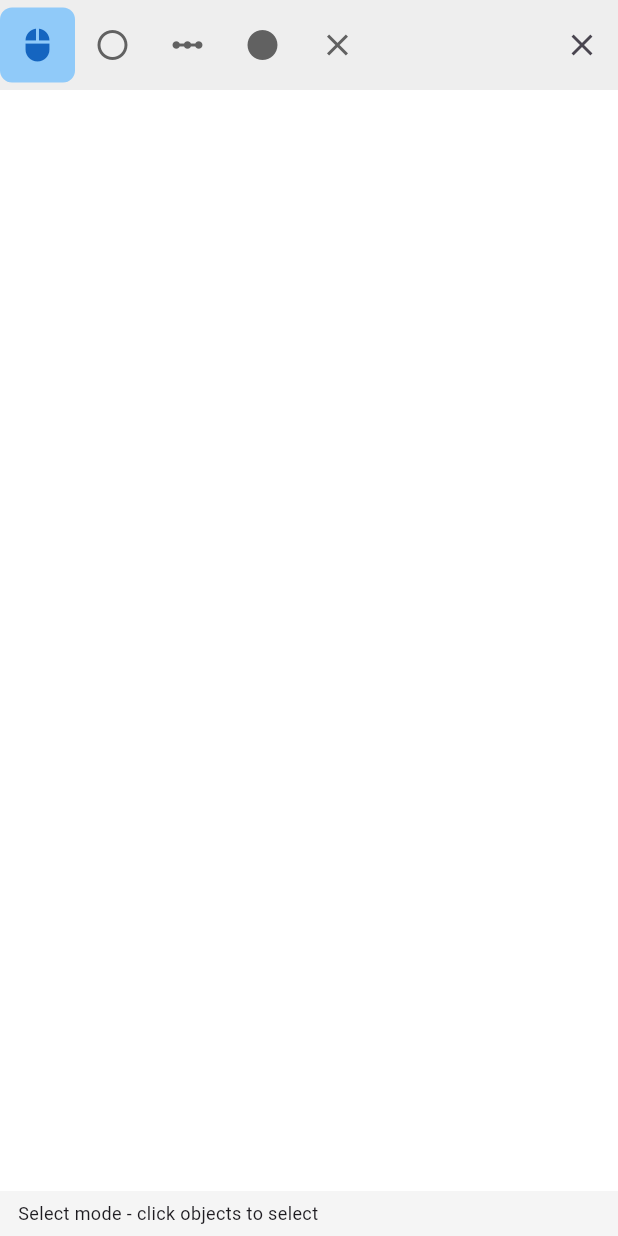
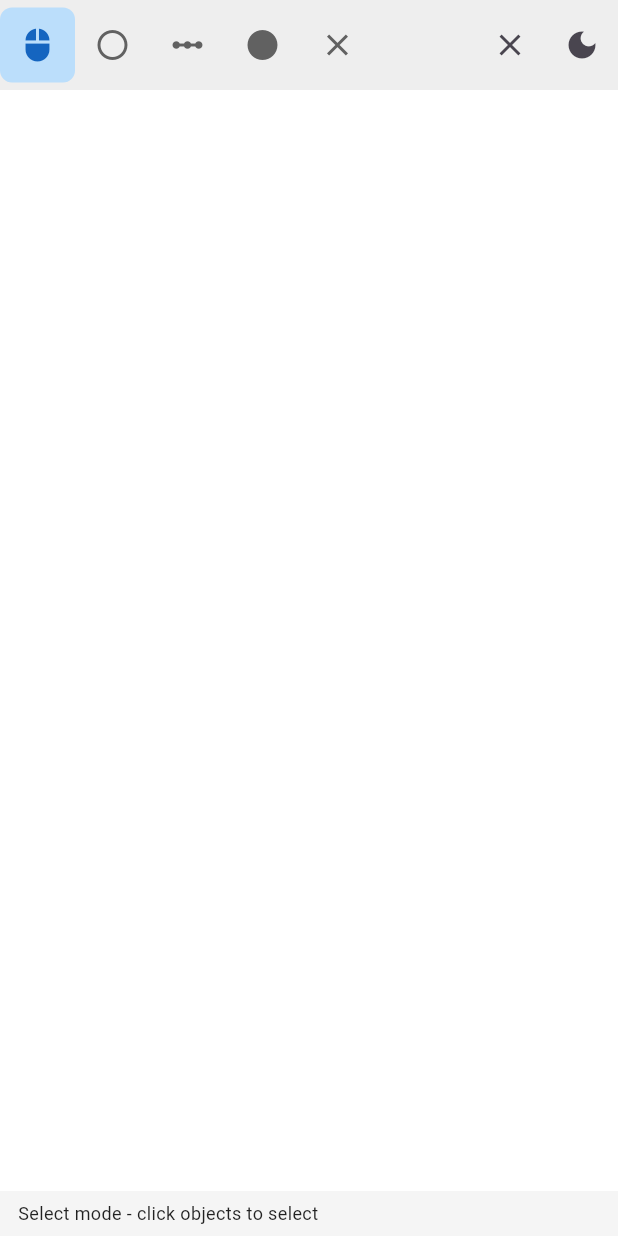
Before and after one commit to steveSuave/fgex, a Flutter app: the screen it shows after launch, on a phone screen of 412 x 824 dp. Run offline on Flutter 3.47's test engine with Material 3 defaults, Android fonts, the light colour scheme and no system bars.

Commit message:
Dark theme

```diff
--- a/lib/main.dart
+++ b/lib/main.dart
@@ -1,6 +1,8 @@
 // lib/main.dart
 import 'package:flutter/material.dart';
+import 'package:provider/provider.dart';
 import 'widgets/geometry_canvas.dart';
+import 'providers/theme_provider.dart';
 
 void main() {
   runApp(const GeometryExpertApp());
@@ -11,14 +13,18 @@ class GeometryExpertApp extends StatelessWidget {
 
   @override
   Widget build(BuildContext context) {
-    return MaterialApp(
-      title: 'Flutter Geometry Expert',
-      theme: ThemeData(
-        primarySwatch: Colors.blue,
-        visualDensity: VisualDensity.adaptivePlatformDensity,
+    return ChangeNotifierProvider(
+      create: (context) => ThemeProvider(),
+      child: Consumer<ThemeProvider>(
+        builder: (context, themeProvider, child) {
+          return MaterialApp(
+            title: 'Flutter Geometry Expert',
+            theme: themeProvider.currentTheme,
+            home: const GeometryExpertHome(),
+            debugShowCheckedModeBanner: false,
+          );
+        },
       ),
-      home: const GeometryExpertHome(),
-      debugShowCheckedModeBanner: false,
     );
   }
 }
--- /dev/null
+++ b/lib/providers/theme_provider.dart
@@ -0,0 +1,112 @@
+import 'package:flutter/material.dart';
+
+class AppColors {
+  // Light theme colors
+  static const Color lightCanvasBackground = Colors.white;
+  static const Color lightToolbarBackground = Color(0xFFEEEEEE);
+  static const Color lightStatusBarBackground = Color(0xFFF5F5F5);
+  static const Color lightToolButtonActive = Color(0xFFBBDEFB);
+  static const Color lightToolButtonActiveIcon = Color(0xFF1565C0);
+  static const Color lightToolButtonInactiveIcon = Color(0xFF616161);
+  static const Color lightText = Colors.black87;
+
+  // Light geometry colors
+  static const Color lightGeometryLine = Color(0xFF212121);
+  static const Color lightGeometrySelectedLine = Color(0xFFD32F2F);
+  static const Color lightGeometryPoint = Color(0xFF1976D2);
+  static const Color lightGeometrySelectedPoint = Color(0xFFD32F2F);
+  static const Color lightGeometryHoveredPoint = Color(0xFFFF9800);
+  static const Color lightGeometryText = Color(0xFF212121);
+
+  // Dark theme colors
+  static const Color darkCanvasBackground = Color(0xFF424242);
+  static const Color darkToolbarBackground = Color(0xFF303030);
+  static const Color darkStatusBarBackground = Color(0xFF212121);
+  static const Color darkToolButtonActive = Color(0xFF1976D2);
+  static const Color darkToolButtonActiveIcon = Color(0xFFBBDEFB);
+  static const Color darkToolButtonInactiveIcon = Color(0xFFBDBDBD);
+  static const Color darkText = Colors.white70;
+
+  // Dark geometry colors
+  static const Color darkGeometryLine = Color(0xFFE0E0E0);
+  static const Color darkGeometrySelectedLine = Color(0xFFEF5350);
+  static const Color darkGeometryPoint = Color(0xFF42A5F5);
+  static const Color darkGeometrySelectedPoint = Color(0xFFEF5350);
+  static const Color darkGeometryHoveredPoint = Color(0xFFFFB74D);
+  static const Color darkGeometryText = Color(0xFFE0E0E0);
+}
+
+class ThemeProvider extends ChangeNotifier {
+  bool _isDarkMode = false;
+
+  bool get isDarkMode => _isDarkMode;
+
+  // Color getters for current theme
+  Color get canvasBackground => _isDarkMode
+      ? AppColors.darkCanvasBackground
+      : AppColors.lightCanvasBackground;
+  Color get toolbarBackground => _isDarkMode
+      ? AppColors.darkToolbarBackground
+      : AppColors.lightToolbarBackground;
+  Color get statusBarBackground => _isDarkMode
+      ? AppColors.darkStatusBarBackground
+      : AppColors.lightStatusBarBackground;
+  Color get toolButtonActive => _isDarkMode
+      ? AppColors.darkToolButtonActive
+      : AppColors.lightToolButtonActive;
+  Color get toolButtonActiveIcon => _isDarkMode
+      ? AppColors.darkToolButtonActiveIcon
+      : AppColors.lightToolButtonActiveIcon;
+  Color get toolButtonInactiveIcon => _isDarkMode
+      ? AppColors.darkToolButtonInactiveIcon
+      : AppColors.lightToolButtonInactiveIcon;
+  Color get textColor => _isDarkMode ? AppColors.darkText : AppColors.lightText;
+
+  // Geometry color getters
+  Color get geometryLineColor =>
+      _isDarkMode ? AppColors.darkGeometryLine : AppColors.lightGeometryLine;
+  Color get geometrySelectedLineColor => _isDarkMode
+      ? AppColors.darkGeometrySelectedLine
+      : AppColors.lightGeometrySelectedLine;
+  Color get geometryPointColor =>
+      _isDarkMode ? AppColors.darkGeometryPoint : AppColors.lightGeometryPoint;
+  Color get geometrySelectedPointColor => _isDarkMode
+      ? AppColors.darkGeometrySelectedPoint
+      : AppColors.lightGeometrySelectedPoint;
+  Color get geometryHoveredPointColor => _isDarkMode
+      ? AppColors.darkGeometryHoveredPoint
+      : AppColors.lightGeometryHoveredPoint;
+  Color get geometryTextColor =>
+      _isDarkMode ? AppColors.darkGeometryText : AppColors.lightGeometryText;
+
+  ThemeData get lightTheme => ThemeData(
+    primarySwatch: Colors.blue,
+    visualDensity: VisualDensity.adaptivePlatformDensity,
+    brightness: Brightness.light,
+    scaffoldBackgroundColor: AppColors.lightCanvasBackground,
+    appBarTheme: const AppBarTheme(
+      backgroundColor: AppColors.lightCanvasBackground,
+      foregroundColor: AppColors.lightText,
+      elevation: 1,
+    ),
+  );
+
+  ThemeData get darkTheme => ThemeData(
+    primarySwatch: Colors.blue,
+    visualDensity: VisualDensity.adaptivePlatformDensity,
+    brightness: Brightness.dark,
+    scaffoldBackgroundColor: AppColors.darkCanvasBackground,
+    appBarTheme: const AppBarTheme(
+      backgroundColor: AppColors.darkCanvasBackground,
+      foregroundColor: AppColors.darkText,
+      elevation: 1,
+    ),
+  );
+
+  ThemeData get currentTheme => _isDarkMode ? darkTheme : lightTheme;
+
+  void toggleTheme() {
+    _isDarkMode = !_isDarkMode;
+    notifyListeners();
+  }
+}
--- a/lib/services/name_generator.dart
+++ b/lib/services/name_generator.dart
@@ -1,8 +1,7 @@
 // lib/services/name_generator.dart
 /// Generates unique names for geometric objects
 class NameGenerator {
-
-    // Private static instance
+  // Private static instance
   static final NameGenerator _instance = NameGenerator._();
 
   // Private constructor
--- a/lib/widgets/geometry_canvas.dart
+++ b/lib/widgets/geometry_canvas.dart
@@ -1,9 +1,11 @@
 import 'package:flutter/material.dart';
 import 'package:flutter_geometry_expert/widgets/geometry_painter.dart';
+import 'package:provider/provider.dart';
 import '../models/models.dart';
 import '../services/geometry_engine.dart';
 import '../constants/geometry_constants.dart';
 import '../exceptions/geometry_exceptions.dart';
+import '../providers/theme_provider.dart';
 
 enum ConstructionMode { select, point, line, circle, intersection }
 
@@ -31,10 +33,12 @@ class _GeometryCanvasState extends State<GeometryCanvas> {
       children: [
         _buildToolbar(),
         Expanded(
-          child: Container(
+          child: Consumer<ThemeProvider>(
+            builder: (context, themeProvider, child) {
+              return Container(
                 width: double.infinity,
                 height: double.infinity,
-            color: Colors.white,
+                color: themeProvider.canvasBackground,
                 child: GestureDetector(
                   onTapDown: _handleTapDown,
                   onPanUpdate: _handlePanUpdate,
@@ -44,10 +48,21 @@ class _GeometryCanvasState extends State<GeometryCanvas> {
                       selectedPoints: selectedPoints,
                       selectedObjects: selectedObjects,
                       hoveredPoint: hoveredPoint,
+                      lineColor: themeProvider.geometryLineColor,
+                      selectedLineColor:
+                          themeProvider.geometrySelectedLineColor,
+                      pointColor: themeProvider.geometryPointColor,
+                      selectedPointColor:
+                          themeProvider.geometrySelectedPointColor,
+                      hoveredPointColor:
+                          themeProvider.geometryHoveredPointColor,
+                      textColor: themeProvider.geometryTextColor,
                     ),
                     size: Size.infinite,
                   ),
                 ),
+              );
+            },
           ),
         ),
         _buildStatusBar(),
@@ -56,16 +71,26 @@ class _GeometryCanvasState extends State<GeometryCanvas> {
   }
 
   Widget _buildToolbar() {
+    return Consumer<ThemeProvider>(
+      builder: (context, themeProvider, child) {
         return Container(
           height: GeometryConstants.toolbarHeight,
-      color: Colors.grey[200],
+          color: themeProvider.toolbarBackground,
           child: Row(
             children: [
               _toolButton(Icons.mouse, ConstructionMode.select, 'Select'),
-          _toolButton(Icons.circle_outlined, ConstructionMode.point, 'Point'),
+              _toolButton(
+                Icons.circle_outlined,
+                ConstructionMode.point,
+                'Point',
+              ),
               _buildLineToolButton(),
               _toolButton(Icons.circle, ConstructionMode.circle, 'Circle'),
-          _toolButton(Icons.close, ConstructionMode.intersection, 'Intersect'),
+              _toolButton(
+                Icons.close,
+                ConstructionMode.intersection,
+                'Intersect',
+              ),
               Spacer(),
               IconButton(
                 icon: Icon(Icons.clear),
@@ -78,8 +103,27 @@ class _GeometryCanvasState extends State<GeometryCanvas> {
                   });
                 },
               ),
+              Consumer<ThemeProvider>(
+                builder: (context, themeProvider, child) {
+                  return IconButton(
+                    icon: Icon(
+                      themeProvider.isDarkMode
+                          ? Icons.light_mode
+                          : Icons.dark_mode,
+                    ),
+                    onPressed: () {
+                      themeProvider.toggleTheme();
+                    },
+                    tooltip: themeProvider.isDarkMode
+                        ? 'Switch to Light Mode'
+                        : 'Switch to Dark Mode',
+                  );
+                },
+              ),
             ],
           ),
+        );
+      },
     );
   }
 
@@ -99,12 +143,16 @@ class _GeometryCanvasState extends State<GeometryCanvas> {
           width: GeometryConstants.toolButtonSize,
           height: GeometryConstants.toolButtonSize,
           decoration: BoxDecoration(
-            color: mode == toolMode ? Colors.blue[200] : Colors.transparent,
+            color: mode == toolMode
+                ? Provider.of<ThemeProvider>(context).toolButtonActive
+                : Colors.transparent,
             borderRadius: BorderRadius.circular(8),
           ),
           child: Icon(
             icon,
-            color: mode == toolMode ? Colors.blue[800] : Colors.grey[700],
+            color: mode == toolMode
+                ? Provider.of<ThemeProvider>(context).toolButtonActiveIcon
+                : Provider.of<ThemeProvider>(context).toolButtonInactiveIcon,
           ),
         ),
       ),
@@ -135,21 +183,25 @@ class _GeometryCanvasState extends State<GeometryCanvas> {
           child: Text('Segment'),
         ),
       ],
-      child: Container(
+      child: Consumer<ThemeProvider>(
+        builder: (context, themeProvider, child) {
+          return Container(
             width: GeometryConstants.toolButtonSize,
             height: GeometryConstants.toolButtonSize,
             decoration: BoxDecoration(
               color: mode == ConstructionMode.line
-              ? Colors.blue[200]
+                  ? themeProvider.toolButtonActive
                   : Colors.transparent,
               borderRadius: BorderRadius.circular(8),
             ),
             child: Icon(
               Icons.linear_scale,
               color: mode == ConstructionMode.line
-              ? Colors.blue[800]
-              : Colors.grey[700],
+                  ? themeProvider.toolButtonActiveIcon
+                  : themeProvider.toolButtonInactiveIcon,
             ),
+          );
+        },
       ),
     );
   }
@@ -187,19 +239,26 @@ class _GeometryCanvasState extends State<GeometryCanvas> {
         break;
     }
 
+    return Consumer<ThemeProvider>(
+      builder: (context, themeProvider, child) {
         return Container(
           height: GeometryConstants.statusBarHeight,
-      color: Colors.grey[100],
+          color: themeProvider.statusBarBackground,
           child: Padding(
             padding: EdgeInsets.symmetric(horizontal: 12),
             child: Align(
               alignment: Alignment.centerLeft,
               child: Text(
                 status,
-            style: TextStyle(fontSize: GeometryConstants.statusFontSize),
+                style: TextStyle(
+                  fontSize: GeometryConstants.statusFontSize,
+                  color: themeProvider.textColor,
                 ),
               ),
             ),
+          ),
+        );
+      },
     );
   }
 
--- a/lib/widgets/geometry_painter.dart
+++ b/lib/widgets/geometry_painter.dart
@@ -9,11 +9,23 @@ class GeometryPainter extends CustomPainter {
   final List<GPoint> selectedPoints;
   final List<GeometricObject> selectedObjects;
   final GPoint? hoveredPoint;
+  final Color lineColor;
+  final Color selectedLineColor;
+  final Color pointColor;
+  final Color selectedPointColor;
+  final Color hoveredPointColor;
+  final Color textColor;
 
   GeometryPainter({
     required this.engine,
     required this.selectedPoints,
     required this.selectedObjects,
+    required this.lineColor,
+    required this.selectedLineColor,
+    required this.pointColor,
+    required this.selectedPointColor,
+    required this.hoveredPointColor,
+    required this.textColor,
     this.hoveredPoint,
   });
 
@@ -21,12 +33,12 @@ class GeometryPainter extends CustomPainter {
   void paint(Canvas canvas, Size size) {
     // Draw lines
     final linePaint = Paint()
-      ..color = Colors.black
+      ..color = lineColor
       ..strokeWidth = GeometryConstants.defaultStrokeWidth
       ..style = PaintingStyle.stroke;
 
     final selectedLinePaint = Paint()
-      ..color = Colors.red
+      ..color = selectedLineColor
       ..strokeWidth = GeometryConstants.defaultStrokeWidth * 2
       ..style = PaintingStyle.stroke;
 
@@ -37,12 +49,12 @@ class GeometryPainter extends CustomPainter {
 
     // Draw circles
     final circlePaint = Paint()
-      ..color = Colors.black
+      ..color = lineColor
       ..strokeWidth = GeometryConstants.defaultStrokeWidth
       ..style = PaintingStyle.stroke;
 
     final selectedCirclePaint = Paint()
-      ..color = Colors.red
+      ..color = selectedLineColor
       ..strokeWidth = GeometryConstants.defaultStrokeWidth * 2
       ..style = PaintingStyle.stroke;
 
@@ -60,15 +72,15 @@ class GeometryPainter extends CustomPainter {
 
     // Draw points
     final pointPaint = Paint()
-      ..color = Colors.blue
+      ..color = pointColor
       ..style = PaintingStyle.fill;
 
     final selectedPointPaint = Paint()
-      ..color = Colors.red
+      ..color = selectedPointColor
       ..style = PaintingStyle.fill;
 
     final hoveredPointPaint = Paint()
-      ..color = Colors.orange
+      ..color = hoveredPointColor
       ..style = PaintingStyle.fill;
 
     for (final point in engine.points) {
@@ -90,7 +102,7 @@ class GeometryPainter extends CustomPainter {
         text: TextSpan(
           text: point.toString(),
           style: TextStyle(
-            color: Colors.black,
+            color: textColor,
             fontSize: GeometryConstants.pointNameFontSize,
           ),
         ),
--- a/pubspec.yaml
+++ b/pubspec.yaml
@@ -9,6 +9,7 @@ environment:
 dependencies:
   flutter:
     sdk: flutter
+  provider: ^6.1.2
 
 dev_dependencies:
   flutter_test:
```
Also changed, not shown: pubspec.lock, 2 other files. Lines whose indentation alone changed are shown as unchanged.
